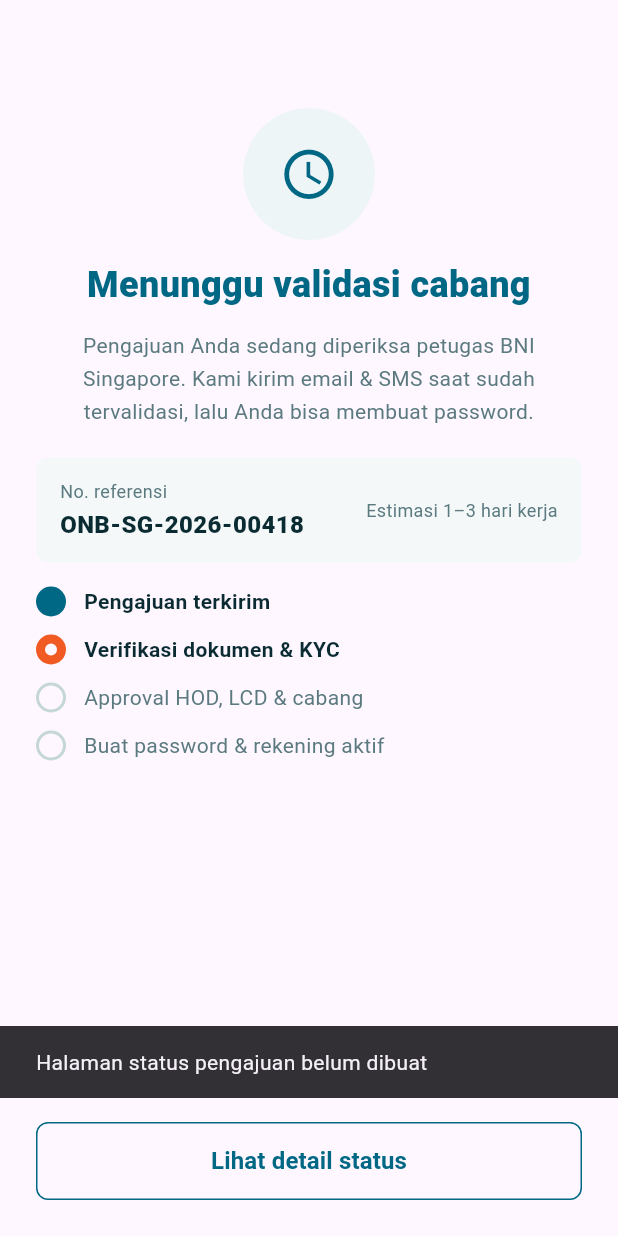
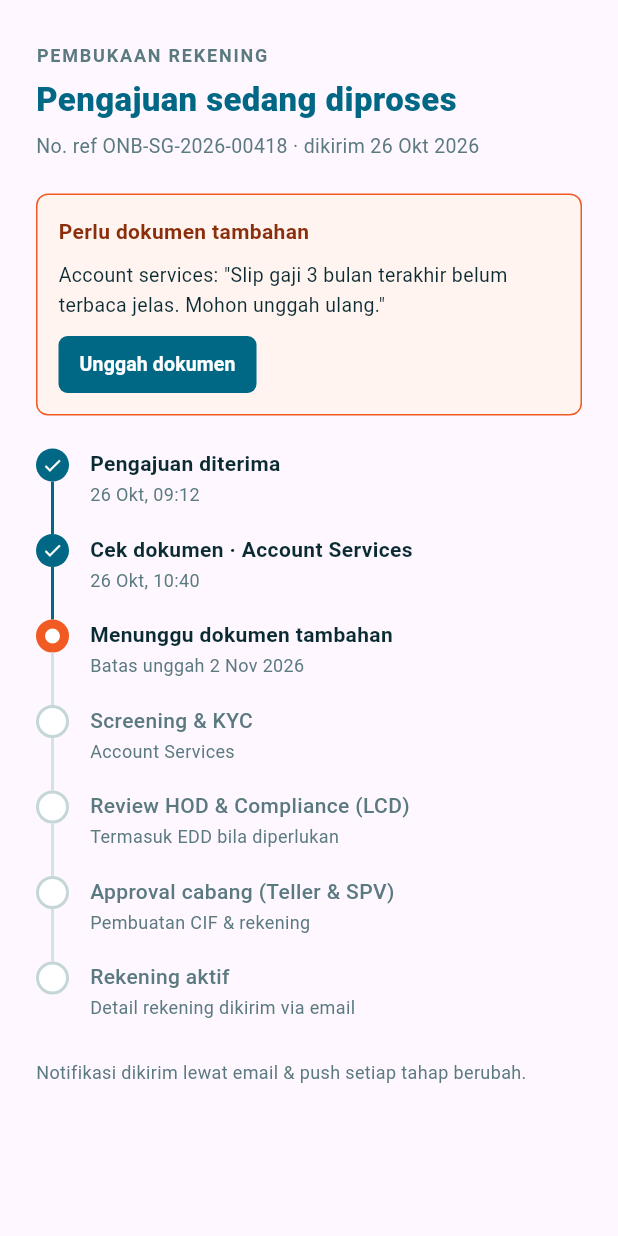
Before and after one commit to marbor12/sg-eform, a Flutter app: the NtbWaitingScreen screen opened directly, after a tap on "Lihat detail status", on a phone screen of 412 x 824 dp. Run offline on Flutter 3.47's test engine with Material 3 defaults, Android fonts, the phone set to English and light mode, and no system bars; our stand-ins replace dotted_border, flutter_svg.

Commit message:
add home/status_scree

```diff
--- a/lib/core/theme/app_colors.dart
+++ b/lib/core/theme/app_colors.dart
@@ -3,6 +3,7 @@ import 'package:flutter/material.dart';
 class AppColors {
   static const primary = Color(0xFF006885);
   static const primaryDark = Color(0xFF004D63);
+  static const accentDark = Color(0xFF8A2E0B);
   static const accent = Color(0xFFF15A22);
   static const text = Color(0xFF0B2B33);
   static const muted = Color(0xFF5B7A80);
--- /dev/null
+++ b/lib/core/widgets/app_small_button.dart
@@ -0,0 +1,41 @@
+import 'package:flutter/material.dart';
+import '../theme/app_colors.dart';
+
+class AppSmallButton extends StatelessWidget {
+  const AppSmallButton({
+    super.key,
+    required this.label,
+    required this.onPressed,
+    this.height = 36,
+  });
+
+  final String label;
+  final VoidCallback? onPressed;
+  final double height;
+
+  @override
+  Widget build(BuildContext context) {
+    return SizedBox(
+      height: height,
+      child: ElevatedButton(
+        onPressed: onPressed,
+        style: ElevatedButton.styleFrom(
+          backgroundColor: AppColors.primary,
+          foregroundColor: Colors.white,
+          elevation: 0,
+          padding: const EdgeInsets.symmetric(horizontal: 14),
+          shape: RoundedRectangleBorder(
+            borderRadius: BorderRadius.circular(6),
+          ),
+        ),
+        child: Text(
+          label,
+          style: const TextStyle(
+            fontSize: 13,
+            fontWeight: FontWeight.w700,
+          )
+        ),
+      )
+    );
+  }
+}
--- /dev/null
+++ b/lib/features/home/status_screen.dart
@@ -0,0 +1,140 @@
+import 'package:flutter/material.dart' hide StepState;
+import '../../core/theme/app_colors.dart';
+import '../../core/widgets/app_small_button.dart';
+import '../../core/widgets/status_timeline.dart';
+
+class StatusScreen extends StatelessWidget {
+  const StatusScreen({super.key});
+
+  @override
+  Widget build(BuildContext context) {
+    return Scaffold(
+      body: SafeArea(
+        child: SingleChildScrollView(
+          padding: const EdgeInsets.symmetric(horizontal: 24),
+          child: Column(
+            crossAxisAlignment: CrossAxisAlignment.start,
+            children: [
+              const SizedBox(height: 28),
+              Text(
+                'pembukaan rekening'.toUpperCase(),
+                style: TextStyle(
+                  fontSize: 12,
+                  fontWeight: FontWeight.w700,
+                  color: AppColors.muted,
+                  letterSpacing: 1.2,
+                ),
+              ),
+              const SizedBox(height: 6),
+              Text(
+                'Pengajuan sedang diproses',
+                style: TextStyle(
+                  fontSize: 22,
+                  fontWeight: FontWeight.w800,
+                  color: AppColors.primary,
+                ),
+              ),
+              const SizedBox(height: 6),
+              Text(
+                'No. ref ONB-SG-2026-00418 · dikirim 26 Okt 2026',
+                style: TextStyle(fontSize: 13, color: AppColors.muted),
+              ),
+              const SizedBox(height: 22),
+              Container(
+                width: double.infinity,
+                padding: const EdgeInsets.all(14),
+                decoration: BoxDecoration(
+                  color: AppColors.accentSoft,
+                  borderRadius: BorderRadius.circular(8),
+                  border: Border.all(color: AppColors.accent, width: 1),
+                ),
+                child: Column(
+                  crossAxisAlignment: CrossAxisAlignment.start,
+                  children: [
+                    Text(
+                      'Perlu dokumen tambahan',
+                      style: TextStyle(
+                        fontSize: 14,
+                        fontWeight: FontWeight.w700,
+                        color: AppColors.accentDark,
+                      ),
+                    ),
+                    const SizedBox(height: 10),
+                    Text(
+                      'Account services: "Slip gaji 3 bulan terakhir belum terbaca jelas. Mohon unggah ulang."',
+                      style: TextStyle(
+                        fontSize: 13,
+                        height: 1.5,
+                        color: AppColors.text,
+                      ),
+                    ),
+                    const SizedBox(height: 10),
+                    AppSmallButton(
+                      label: 'Unggah dokumen',
+                      height: 38,
+                      onPressed: () {
+                        ScaffoldMessenger.of(context).showSnackBar(
+                          const SnackBar(
+                            content: Text('Pemilih file belum tersedia'),
+                          ),
+                        );
+                      }
+                    ),
+                  ],
+                ),
+              ),
+              const SizedBox(height: 22),
+              const StatusTimeline([
+                TimelineStep(
+                  StepState.done,
+                  'Pengajuan diterima',
+                  '26 Okt, 09:12',
+                ),
+                TimelineStep(
+                  StepState.done,
+                  'Cek dokumen · Account Services',
+                  '26 Okt, 10:40',
+                ),
+                TimelineStep(
+                  StepState.now,
+                  'Menunggu dokumen tambahan',
+                  'Batas unggah 2 Nov 2026',
+                ),
+                TimelineStep(
+                  StepState.todo,
+                  'Screening & KYC',
+                  'Account Services',
+                ),
+                TimelineStep(
+                  StepState.todo,
+                  'Review HOD & Compliance (LCD)',
+                  'Termasuk EDD bila diperlukan',
+                ),
+                TimelineStep(
+                  StepState.todo,
+                  'Approval cabang (Teller & SPV)',
+                  'Pembuatan CIF & rekening',
+                ),
+                TimelineStep(
+                  StepState.todo,
+                  'Rekening aktif',
+                  'Detail rekening dikirim via email',
+                ),
+              ]),
+              const SizedBox(height: 8),
+              Text(
+                'Notifikasi dikirim lewat email & push setiap tahap berubah.',
+                style: TextStyle(
+                  fontSize: 12,
+                  height: 1.5,
+                  color: AppColors.muted,
+                ),
+              ),
+              const SizedBox(height: 32),
+            ],
+          ),
+        ),
+      ),
+    );
+  }
+}
--- a/lib/features/ntb/ntb_docs_screen.dart
+++ b/lib/features/ntb/ntb_docs_screen.dart
@@ -6,6 +6,7 @@ import '../../core/widgets/app_checkbox.dart';
 import '../../core/widgets/app_choice.dart';
 import '../../core/widgets/app_text_field.dart';
 import '../../core/widgets/app_top_bar.dart';
+import '../../core/widgets/app_small_button.dart';
 import 'ntb_waiting_screen.dart';
 
 class NtbDocsScreen extends StatefulWidget {
@@ -191,26 +192,7 @@ class _DocRow extends StatelessWidget {
             ],
           ),
         ),
-        if (!done)
-          SizedBox(
-            height: 36,
-            child: ElevatedButton(
-              onPressed: onUpload,
-              style: ElevatedButton.styleFrom(
-                backgroundColor: AppColors.primary,
-                foregroundColor: Colors.white,
-                elevation: 0,
-                padding: const EdgeInsets.symmetric(horizontal: 12),
-                shape: RoundedRectangleBorder(
-                  borderRadius: BorderRadius.circular(6),
-                ),
-              ),
-              child: const Text(
-                'Unggah',
-                style: TextStyle(fontSize: 13, fontWeight: FontWeight.w700),
-              ),
-            ),
-          ),
+        if (!done) AppSmallButton(label: 'Unggah', onPressed: onUpload),
       ],
     );
 
--- a/lib/features/ntb/ntb_password_screen.dart
+++ b/lib/features/ntb/ntb_password_screen.dart
@@ -110,7 +110,6 @@ class _NtbPasswordScreenState extends State<NtbPasswordScreen> {
               ),
               const SizedBox(height: 20),
 
-              // ===== JUDUL =====
               const Text(
                 'Buat password',
                 style: TextStyle(
--- a/lib/features/ntb/ntb_waiting_screen.dart
+++ b/lib/features/ntb/ntb_waiting_screen.dart
@@ -4,6 +4,7 @@ import '../../core/widgets/app_button.dart';
 import '../../core/widgets/icon_circle.dart';
 import '../../core/widgets/status_timeline.dart' show StepState;
 import 'ntb_password_screen.dart';
+import '../home/status_screen.dart';
 
 class NtbWaitingScreen extends StatelessWidget {
   const NtbWaitingScreen({super.key});
@@ -135,12 +136,14 @@ class NtbWaitingScreen extends StatelessWidget {
             label: 'Lihat detail status',
             outlined: true,
             onPressed: () {
-              ScaffoldMessenger.of(context).showSnackBar(
-                const SnackBar(
-                  content: Text('Halaman status pengajuan belum dibuat'),
+              Navigator.push(
+                context,
+                MaterialPageRoute(
+                  builder: (_) => const StatusScreen(),
                 ),
               );
             },
+
           ),
         ),
       ),
```
